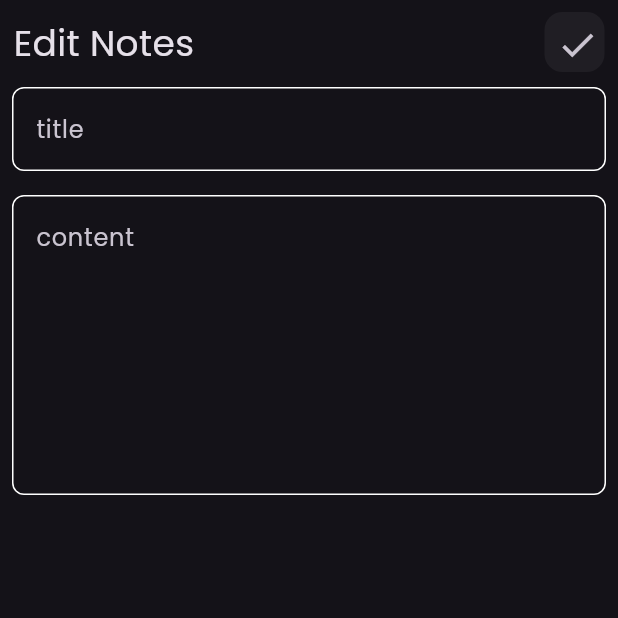
After one commit to MahmoudRoby/note_app, a Flutter app: the screen it shows after launch, after a tap on "Flutter Tips", on a phone screen of 412 x 824 dp, the top half of it. The commit adds this screen. Run offline on Flutter 3.47's test engine with Material 3 defaults, Android fonts, the phone set to English and light mode, and no system bars; our stand-ins replace font_awesome_flutter.

Commit message:
finish edit note

```diff
--- /dev/null
+++ b/lib/views/edit_note_view.dart
@@ -0,0 +1,39 @@
+import 'package:flutter/material.dart';
+
+
+import 'package:note_app/widgets/custom_app_bar.dart';
+import 'package:note_app/widgets/custom_text_field.dart';
+
+
+class EditNoteView extends StatelessWidget {
+  const EditNoteView({super.key});
+
+  @override
+  Widget build(BuildContext context) {
+    return const Scaffold(
+        body: SafeArea(
+      child: Padding(
+        padding: EdgeInsets.all(8.0),
+        child: Column(
+          children: [
+            CustomAppBar(
+              title: 'Edit Notes',
+              icon: Icons.check,
+            ),
+            SizedBox(
+              height: 10,
+            ),
+            CustomTextField(hint: 'title'),
+            SizedBox(
+              height: 16,
+            ),
+            CustomTextField(
+              hint: 'content',
+              maxLines: 7,
+            ),
+          ],
+        ),
+      ),
+    ));
+  }
+}
--- a/lib/widgets/custom_app_bar.dart
+++ b/lib/widgets/custom_app_bar.dart
@@ -1,10 +1,9 @@
-
-
 import 'package:flutter/material.dart';
 
 class CustomAppBar extends StatelessWidget {
-  const CustomAppBar({super.key});
-
+  const CustomAppBar({super.key, required this.title, required this.icon});
+  final String title;
+  final IconData icon;
   @override
   Widget build(BuildContext context) {
     return Padding(
@@ -12,9 +11,9 @@ class CustomAppBar extends StatelessWidget {
       child: Row(
         mainAxisAlignment: MainAxisAlignment.spaceBetween,
         children: [
-          const Text(
-            'Notes',
-            style: TextStyle(fontSize: 24),
+          Text(
+            title,
+            style: const TextStyle(fontSize: 24),
           ),
           Container(
             height: 40,
@@ -25,11 +24,13 @@ class CustomAppBar extends StatelessWidget {
             child: Center(
               child: IconButton(
                 onPressed: () {},
-                    icon: const Icon(
-                      Icons.search,
+                icon:  Icon(
+                  icon,
                   size: 28,
-                    )),
-              ))
+                ),
+              ),
+            ),
+          )
         ],
       ),
     );
--- a/lib/widgets/note_item.dart
+++ b/lib/widgets/note_item.dart
@@ -1,12 +1,19 @@
 import 'package:flutter/material.dart';
+
 import 'package:font_awesome_flutter/font_awesome_flutter.dart';
+import 'package:note_app/views/edit_note_view.dart';
 
 class NoteItem extends StatelessWidget {
   const NoteItem({super.key});
 
   @override
   Widget build(BuildContext context) {
-    return Container(
+    return GestureDetector(
+      onTap: () {
+        Navigator.push(context,
+            MaterialPageRoute(builder: (context) => const EditNoteView()));
+      },
+      child: Container(
         padding: const EdgeInsets.only(left: 16, top: 16, bottom: 16),
         decoration: BoxDecoration(
             borderRadius: BorderRadius.circular(16), color: Colors.amberAccent),
@@ -25,8 +32,8 @@ class NoteItem extends StatelessWidget {
                 padding: const EdgeInsets.symmetric(vertical: 8),
                 child: Text(
                   'Build your career with Omer and Noor',
-                style:
-                    TextStyle(color: Colors.black.withOpacity(.5), fontSize: 16),
+                  style: TextStyle(
+                      color: Colors.black.withOpacity(.5), fontSize: 16),
                 ),
               ),
               trailing: IconButton(
@@ -41,11 +48,13 @@ class NoteItem extends StatelessWidget {
               padding: const EdgeInsets.only(right: 24),
               child: Text(
                 'Feb 14, 2013',
-              style: TextStyle(color: Colors.black.withOpacity(.5), fontSize: 16),
+                style: TextStyle(
+                    color: Colors.black.withOpacity(.5), fontSize: 16),
               ),
             )
           ],
         ),
+      ),
     );
   }
 }
--- a/lib/widgets/note_view_body.dart
+++ b/lib/widgets/note_view_body.dart
@@ -15,7 +15,7 @@ class NotesViewBody extends StatelessWidget {
         padding: EdgeInsets.all(8.0),
         child: Column(
           children: [
-            CustomAppBar(),
+            CustomAppBar(title: 'Notes',icon: Icons.search,),
             SizedBox(
               height: 10,
             ),
```
Lines whose indentation alone changed are shown as unchanged.
